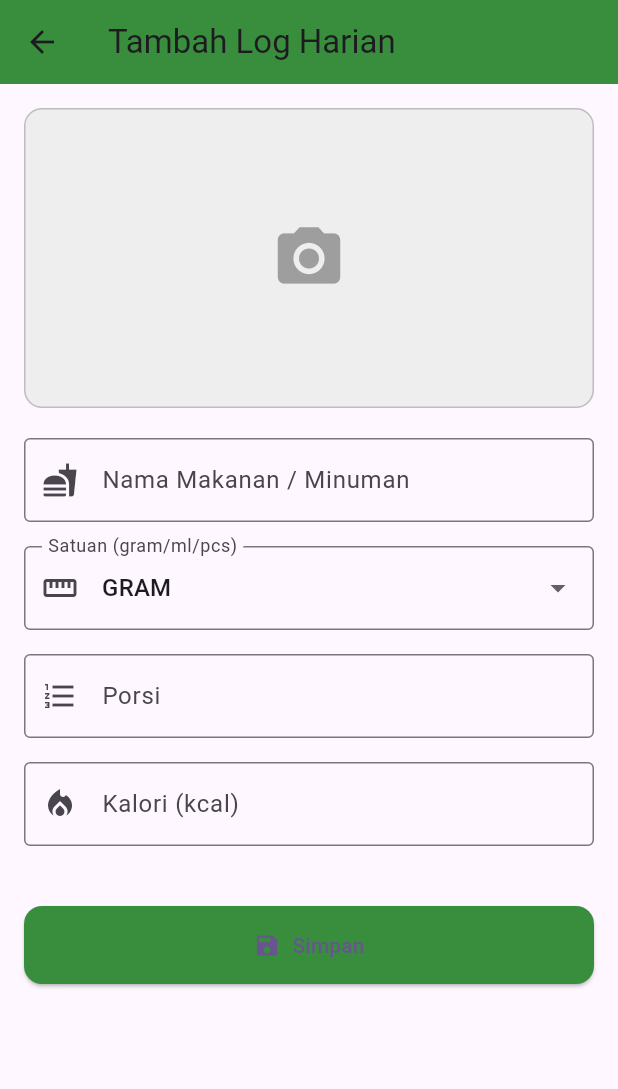
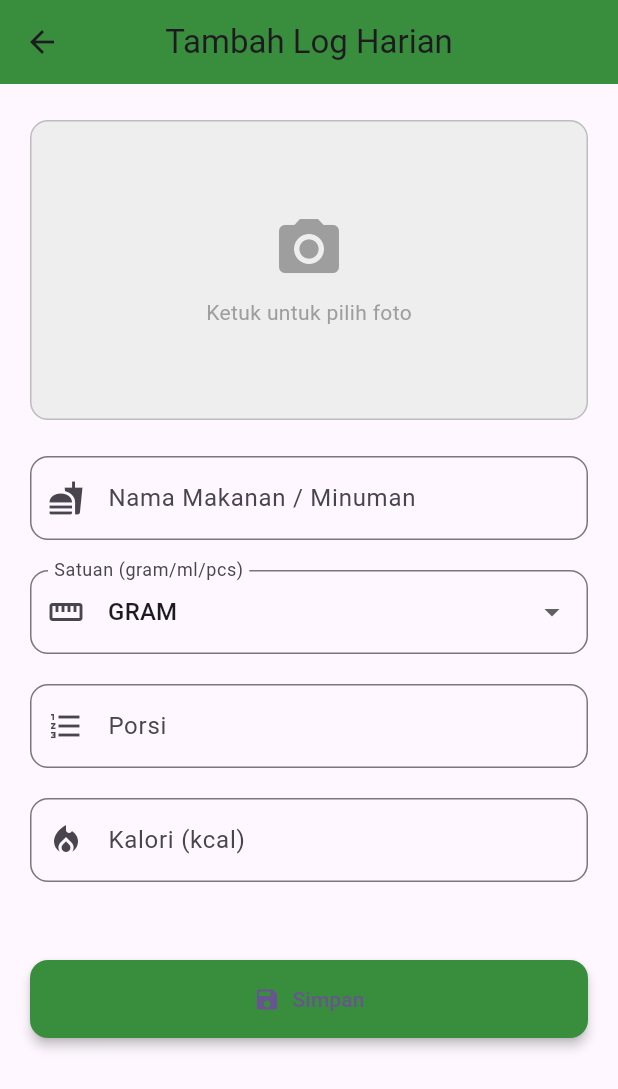
Before and after one commit to AnggaWdnt/FinalProject, a Flutter app: the AddLogScreen screen opened directly, on a phone screen of 412 x 824 dp. Shown: the top 1089 px of the screen. Run offline on Flutter 3.47's test engine with Material 3 defaults, Android fonts, the phone set to English and light mode, and no system bars; our stand-ins replace bloc, equatable, flutter_bloc, geolocator, image_picker, shared_preferences; accounts and stored records are empty.

Commit message:
perbaikan code dan ubah ui

```diff
--- a/lib/screens/add_log_screen.dart
+++ b/lib/screens/add_log_screen.dart
@@ -151,13 +151,18 @@ class _AddLogScreenState extends State<AddLogScreen> {
 
   @override
   Widget build(BuildContext context) {
+    final greenColor = Colors.green.shade700;
+    final borderRadius = BorderRadius.circular(12);
+
     return Scaffold(
       appBar: AppBar(
         title: const Text('Tambah Log Harian'),
-        backgroundColor: Colors.green.shade700,
+        backgroundColor: greenColor,
+        centerTitle: true,
+        elevation: 0,
       ),
       body: SingleChildScrollView(
-        padding: const EdgeInsets.all(16),
+        padding: const EdgeInsets.symmetric(horizontal: 20, vertical: 24),
         child: Form(
           key: _formKey,
           child: Column(
@@ -168,88 +173,98 @@ class _AddLogScreenState extends State<AddLogScreen> {
                 child: Container(
                   height: 200,
                   decoration: BoxDecoration(
-                    color: Colors.grey[200],
-                    borderRadius: BorderRadius.circular(12),
+                    color: Colors.grey.shade200,
+                    borderRadius: borderRadius,
                     border: Border.all(color: Colors.grey.shade400),
                   ),
                   child: _imageFile != null
                       ? ClipRRect(
-                          borderRadius: BorderRadius.circular(12),
+                          borderRadius: borderRadius,
                           child: Image.file(_imageFile!, fit: BoxFit.cover),
                         )
-                      : const Center(
-                          child: Icon(Icons.camera_alt, size: 50, color: Colors.grey),
+                      : Center(
+                          child: Column(
+                            mainAxisAlignment: MainAxisAlignment.center,
+                            children: const [
+                              Icon(Icons.camera_alt, size: 48, color: Colors.grey),
+                              SizedBox(height: 8),
+                              Text('Ketuk untuk pilih foto',
+                                  style: TextStyle(color: Colors.grey)),
+                            ],
+                          ),
                         ),
+                ),
+              ),
+              const SizedBox(height: 24),
+              TextFormField(
+                controller: _foodNameController,
+                decoration: InputDecoration(
+                  labelText: 'Nama Makanan / Minuman',
+                  border: OutlineInputBorder(borderRadius: borderRadius),
+                  prefixIcon: const Icon(Icons.fastfood),
+                ),
+                validator: (value) => value == null || value.trim().isEmpty
+                    ? '⚠ Nama makanan wajib diisi'
+                    : null,
+              ),
+              const SizedBox(height: 20),
+              DropdownButtonFormField<String>(
+                value: _selectedUnit,
+                items: _unitOptions
+                    .map((unit) =>
+                        DropdownMenuItem(value: unit, child: Text(unit.toUpperCase())))
+                    .toList(),
+                onChanged: (val) {
+                  if (val != null) setState(() => _selectedUnit = val);
+                },
+                decoration: InputDecoration(
+                  labelText: 'Satuan (gram/ml/pcs)',
+                  border: OutlineInputBorder(borderRadius: borderRadius),
+                  prefixIcon: const Icon(Icons.straighten),
                 ),
               ),
               const SizedBox(height: 20),
               TextFormField(
-                controller: _foodNameController,
-                decoration: const InputDecoration(
-                  labelText: 'Nama Makanan / Minuman',
-                  border: OutlineInputBorder(),
-                  prefixIcon: Icon(Icons.fastfood),
-                ),
-                validator: (value) =>
-                    value == null || value.trim().isEmpty ? '⚠ Nama makanan wajib diisi' : null,
-              ),
-              const SizedBox(height: 16),
-              DropdownButtonFormField<String>(
-                value: _selectedUnit,
-                items: _unitOptions
-                    .map((unit) => DropdownMenuItem(value: unit, child: Text(unit.toUpperCase())))
-                    .toList(),
-                onChanged: (val) {
-                  if (val != null) setState(() => _selectedUnit = val);
-                },
-                decoration: const InputDecoration(
-                  labelText: 'Satuan (gram/ml/pcs)',
-                  border: OutlineInputBorder(),
-                  prefixIcon: Icon(Icons.straighten),
-                ),
-              ),
-              const SizedBox(height: 16),
-              TextFormField(
                 controller: _portionController,
                 keyboardType: TextInputType.number,
-                decoration: const InputDecoration(
+                decoration: InputDecoration(
                   labelText: 'Porsi',
-                  border: OutlineInputBorder(),
-                  prefixIcon: Icon(Icons.format_list_numbered),
+                  border: OutlineInputBorder(borderRadius: borderRadius),
+                  prefixIcon: const Icon(Icons.format_list_numbered),
                 ),
                 validator: (value) =>
                     value == null || value.trim().isEmpty ? '⚠ Porsi wajib diisi' : null,
               ),
-              const SizedBox(height: 16),
+              const SizedBox(height: 20),
               TextFormField(
                 controller: _caloriesController,
                 keyboardType: TextInputType.number,
-                decoration: const InputDecoration(
+                decoration: InputDecoration(
                   labelText: 'Kalori (kcal)',
                   hintText: 'Opsional jika ada di database',
-                  border: OutlineInputBorder(),
-                  prefixIcon: Icon(Icons.local_fire_department),
+                  border: OutlineInputBorder(borderRadius: borderRadius),
+                  prefixIcon: const Icon(Icons.local_fire_department),
                 ),
               ),
-              const SizedBox(height: 16),
+              const SizedBox(height: 20),
               if (_latitude != null && _longitude != null)
                 Text(
-                  '📍 Lokasi: $_latitude, $_longitude',
-                  style: const TextStyle(color: Colors.green),
+                  '📍 Lokasi: ${_latitude!.toStringAsFixed(6)}, ${_longitude!.toStringAsFixed(6)}',
+                  style: TextStyle(color: greenColor, fontWeight: FontWeight.w600),
                   textAlign: TextAlign.center,
                 ),
-              const SizedBox(height: 24),
+              const SizedBox(height: 32),
               _isSubmitting
                   ? const Center(child: CircularProgressIndicator())
                   : ElevatedButton.icon(
                       icon: const Icon(Icons.save),
                       label: const Text('Simpan'),
                       style: ElevatedButton.styleFrom(
-                        backgroundColor: Colors.green.shade700,
-                        padding: const EdgeInsets.symmetric(vertical: 16),
-                        shape: RoundedRectangleBorder(
-                          borderRadius: BorderRadius.circular(12),
-                        ),
+                        backgroundColor: greenColor,
+                        padding:
+                            const EdgeInsets.symmetric(vertical: 16, horizontal: 24),
+                        shape: RoundedRectangleBorder(borderRadius: borderRadius),
+                        elevation: 3,
                       ),
                       onPressed: _submitLog,
                     ),
```
